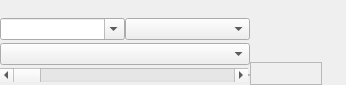
First picture: the form in apps/famiplayer/mainwindow.ui, repository christopherpow/nesicide, before the edit.
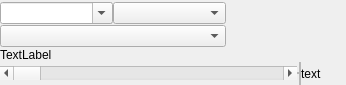
Second picture: the form after the edit. Icons and pictures are not drawn.

What changed in the file:
```diff
--- a/apps/famiplayer/mainwindow.ui
+++ b/apps/famiplayer/mainwindow.ui
@@ -71,14 +71,14 @@
      <number>0</number>
     </property>
     <item row="1" column="0">
-     <layout class="QHBoxLayout" name="horizontalLayout_2">
-      <property name="spacing">
-       <number>0</number>
-      </property>
+     <layout class="QGridLayout" name="gridLayout_5">
       <property name="sizeConstraint">
        <enum>QLayout::SetNoConstraint</enum>
       </property>
-      <item>
+      <property name="spacing">
+       <number>0</number>
+      </property>
+      <item row="0" column="0">
        <widget class="QComboBox" name="current">
         <property name="sizePolicy">
          <sizepolicy hsizetype="Expanding" vsizetype="Fixed">
@@ -91,7 +91,7 @@
         </property>
        </widget>
       </item>
-      <item>
+      <item row="0" column="1">
        <widget class="QComboBox" name="subtune">
         <property name="sizePolicy">
          <sizepolicy hsizetype="Expanding" vsizetype="Fixed">
@@ -101,9 +101,10 @@
         </property>
        </widget>
       </item>
-     </layout>
-    </item>
-    <item row="1" column="2" rowspan="3">
+      <item row="1" column="0" colspan="2">
+       <widget class="QComboBox" name="paths"/>
+      </item>
+      <item row="0" column="2" rowspan="2">
      <layout class="QGridLayout" name="gridLayout">
       <property name="sizeConstraint">
        <enum>QLayout::SetNoConstraint</enum>
@@ -111,7 +112,7 @@
       <property name="spacing">
        <number>0</number>
       </property>
-      <item row="0" column="1">
+        <item row="0" column="2">
        <widget class="QToolButton" name="previous">
         <property name="toolTip">
          <string>Previous Song</string>
@@ -148,7 +149,7 @@
         </property>
        </widget>
       </item>
-      <item row="1" column="2">
+        <item row="1" column="3">
        <widget class="QToolButton" name="repeat">
         <property name="toolTip">
          <string>Repeat Song</string>
@@ -168,7 +169,7 @@
         </property>
        </widget>
       </item>
-      <item row="1" column="1">
+        <item row="1" column="2">
        <widget class="QToolButton" name="playOnStart">
         <property name="toolTip">
          <string>Play at Startup</string>
@@ -225,7 +226,7 @@
         </property>
        </widget>
       </item>
-      <item row="0" column="2">
+        <item row="0" column="3">
        <widget class="QToolButton" name="playStop">
         <property name="toolTip">
          <string>Play/Pause</string>
@@ -259,26 +260,8 @@
         </property>
        </widget>
       </item>
-      <item row="2" column="0" colspan="4">
-       <widget class="QFrame" name="playTime">
-        <property name="frameShape">
-         <enum>QFrame::StyledPanel</enum>
-        </property>
-        <property name="frameShadow">
-         <enum>QFrame::Raised</enum>
-        </property>
-        <layout class="QGridLayout" name="gridLayout_3">
-         <property name="margin">
-          <number>0</number>
-         </property>
-         <property name="spacing">
-          <number>0</number>
-         </property>
-        </layout>
-       </widget>
-      </item>
-      <item row="2" column="4">
-       <widget class="QToolButton" name="timeLimit">
+        <item row="1" column="1">
+         <widget class="QToolButton" name="playlist">
         <property name="toolTip">
          <string>Use Time Limiter</string>
         </property>
@@ -299,10 +282,16 @@
       </item>
      </layout>
     </item>
-    <item row="2" column="0">
-     <widget class="QComboBox" name="paths"/>
-    </item>
-    <item row="3" column="0">
+      <item row="2" column="0" colspan="3">
+       <widget class="QLabel" name="info">
+        <property name="text">
+         <string>TextLabel</string>
+        </property>
+       </widget>
+      </item>
+     </layout>
+    </item>
+    <item row="3" column="0" colspan="2">
      <layout class="QHBoxLayout" name="horizontalLayout_3">
       <property name="spacing">
        <number>0</number>
@@ -356,6 +345,51 @@
         </layout>
        </widget>
       </item>
+      <item>
+       <widget class="QFrame" name="playTime">
+        <property name="frameShape">
+         <enum>QFrame::StyledPanel</enum>
+        </property>
+        <property name="frameShadow">
+         <enum>QFrame::Raised</enum>
+        </property>
+        <layout class="QGridLayout" name="gridLayout_3">
+         <property name="margin">
+          <number>0</number>
+         </property>
+         <property name="spacing">
+          <number>0</number>
+         </property>
+        </layout>
+       </widget>
+      </item>
+      <item>
+       <widget class="QLabel" name="frames">
+        <property name="text">
+         <string>text</string>
+        </property>
+       </widget>
+      </item>
+      <item>
+       <widget class="QToolButton" name="timeLimit">
+        <property name="toolTip">
+         <string>Use Time Limiter</string>
+        </property>
+        <property name="text">
+         <string/>
+        </property>
+        <property name="icon">
+         <iconset resource="../../common/resource.qrc">
+          <normaloff>:/resources/RR_bomb.png</normaloff>:/resources/RR_bomb.png</iconset>
+        </property>
+        <property name="checkable">
+         <bool>true</bool>
+        </property>
+        <property name="autoRaise">
+         <bool>true</bool>
+        </property>
+       </widget>
+      </item>
      </layout>
     </item>
     <item row="0" column="0" colspan="3">
```
Left out of the diff: 24 changed lines with no effect on the pictures. Lines whose indentation alone changed are shown as unchanged.
